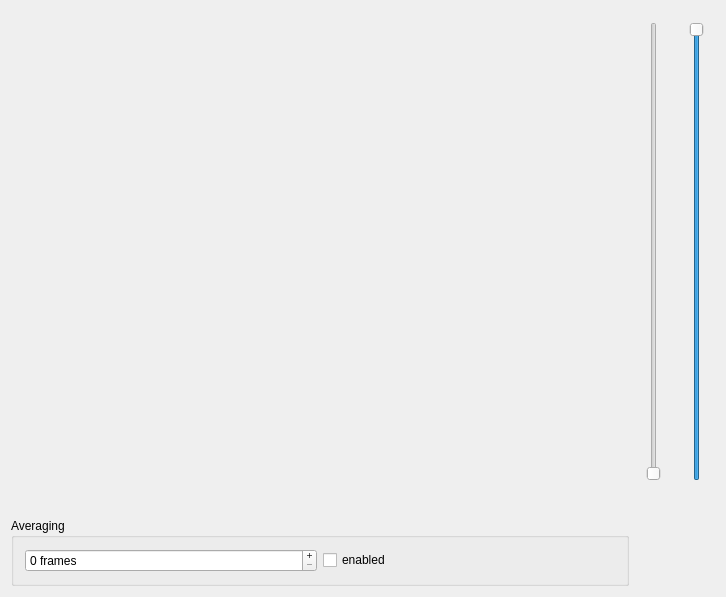
First picture: the form in widget.ui, repository DerOrfa/tof_view, before the edit.
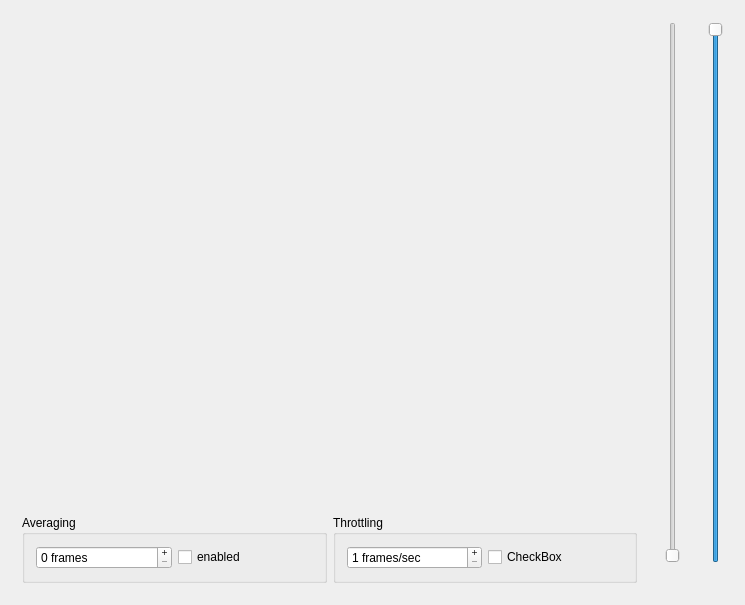
Second picture: the form after the edit.

Commit message: add switch for throttling data acquisition

```diff
--- a/widget.ui
+++ b/widget.ui
@@ -6,8 +6,8 @@
    <rect>
     <x>0</x>
     <y>0</y>
-    <width>726</width>
-    <height>597</height>
+    <width>745</width>
+    <height>605</height>
    </rect>
   </property>
   <property name="windowTitle">
@@ -27,7 +27,77 @@
      </property>
     </widget>
    </item>
-   <item row="0" column="1">
+   <item row="1" column="0">
+    <widget class="QFrame" name="frame_3">
+     <layout class="QHBoxLayout" name="horizontalLayout_2">
+      <item>
+       <widget class="QGroupBox" name="groupBox">
+        <property name="title">
+         <string>Averaging</string>
+        </property>
+        <layout class="QHBoxLayout" name="horizontalLayout">
+         <item>
+          <widget class="QSpinBox" name="numAveraging">
+           <property name="buttonSymbols">
+            <enum>QAbstractSpinBox::PlusMinus</enum>
+           </property>
+           <property name="suffix">
+            <string notr="true"> frames</string>
+           </property>
+           <property name="maximum">
+            <number>9999</number>
+           </property>
+          </widget>
+         </item>
+         <item>
+          <widget class="QCheckBox" name="isAveraging">
+           <property name="text">
+            <string>enabled</string>
+           </property>
+          </widget>
+         </item>
+        </layout>
+       </widget>
+      </item>
+      <item>
+       <widget class="QGroupBox" name="groupBox_2">
+        <property name="title">
+         <string>Throttling</string>
+        </property>
+        <layout class="QHBoxLayout" name="horizontalLayout_3">
+         <item>
+          <widget class="QSpinBox" name="numThrott">
+           <property name="buttonSymbols">
+            <enum>QAbstractSpinBox::PlusMinus</enum>
+           </property>
+           <property name="suffix">
+            <string notr="true"> frames/sec</string>
+           </property>
+           <property name="minimum">
+            <number>1</number>
+           </property>
+           <property name="maximum">
+            <number>9999</number>
+           </property>
+           <property name="singleStep">
+            <number>5</number>
+           </property>
+          </widget>
+         </item>
+         <item>
+          <widget class="QCheckBox" name="isThrottling">
+           <property name="text">
+            <string>CheckBox</string>
+           </property>
+          </widget>
+         </item>
+        </layout>
+       </widget>
+      </item>
+     </layout>
+    </widget>
+   </item>
+   <item row="0" column="1" rowspan="2">
     <widget class="QFrame" name="frame">
      <property name="frameShadow">
       <enum>QFrame::Sunken</enum>
@@ -59,7 +129,7 @@
      </layout>
     </widget>
    </item>
-   <item row="0" column="2">
+   <item row="0" column="2" rowspan="2">
     <widget class="QFrame" name="frame_2">
      <property name="frameShadow">
       <enum>QFrame::Sunken</enum>
@@ -91,35 +161,6 @@
      </layout>
     </widget>
    </item>
-   <item row="1" column="0">
-    <widget class="QGroupBox" name="groupBox">
-     <property name="title">
-      <string>Averaging</string>
-     </property>
-     <layout class="QHBoxLayout" name="horizontalLayout">
-      <item>
-       <widget class="QSpinBox" name="numAveraging">
-        <property name="buttonSymbols">
-         <enum>QAbstractSpinBox::PlusMinus</enum>
-        </property>
-        <property name="suffix">
-         <string notr="true"> frames</string>
-        </property>
-        <property name="maximum">
-         <number>9999</number>
-        </property>
-       </widget>
-      </item>
-      <item>
-       <widget class="QCheckBox" name="isAveraging">
-        <property name="text">
-         <string>enabled</string>
-        </property>
-       </widget>
-      </item>
-     </layout>
-    </widget>
-   </item>
   </layout>
  </widget>
  <layoutdefault spacing="6" margin="11"/>
```
Left out of the diff: 38 changed lines with no effect on the pictures. The commit also changes 4 other files.
